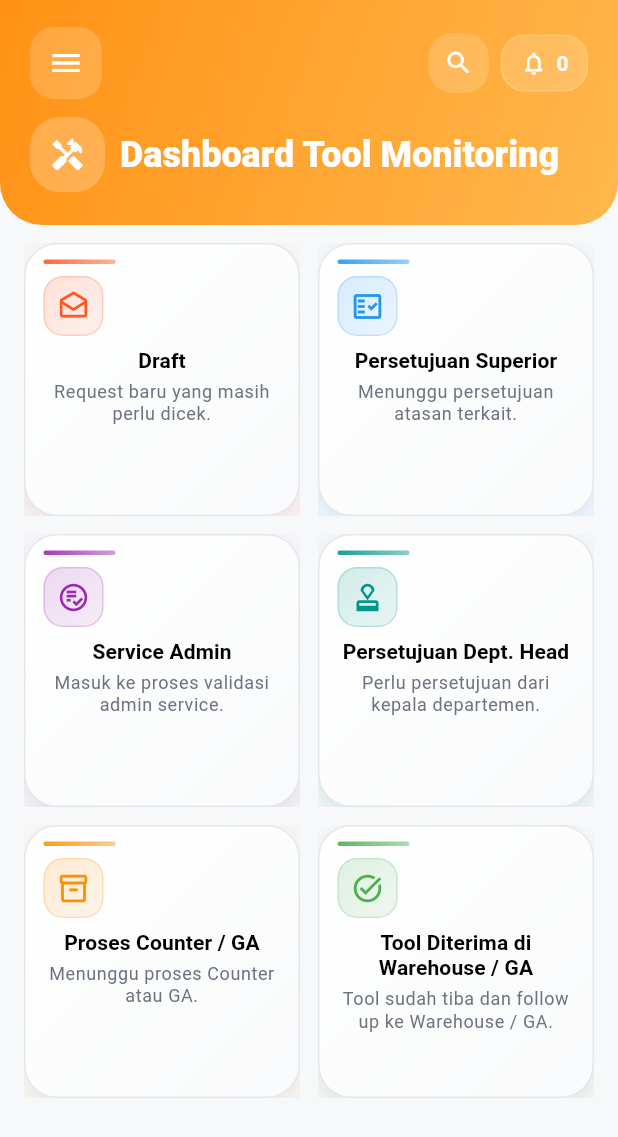
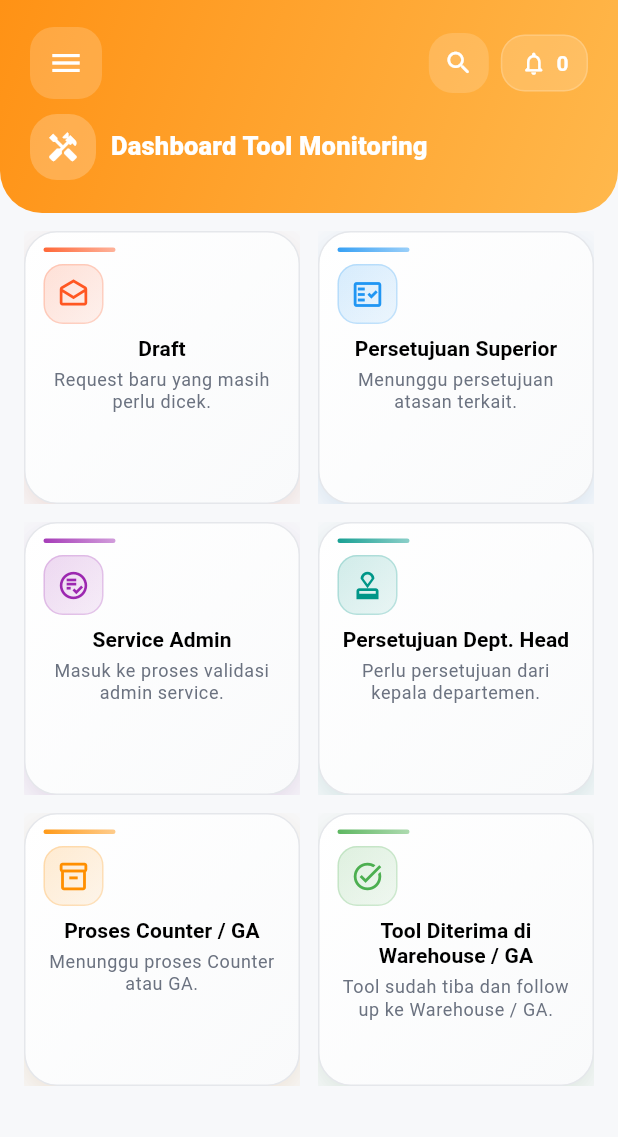
Before and after one commit to mismail26934-hub/ToolStore, a Flutter app: the Dashboard screen opened directly, on a phone screen of 412 x 824 dp. Shown: the top 1137 px of the screen. Run offline on Flutter 3.47's test engine with Material 3 defaults, Android fonts, the phone set to English and light mode, and no system bars; our stand-ins replace dio, file_picker, firebase_core, firebase_messaging, flutter_local_notifications, flutter_redux and 5 more; accounts and stored records are empty.

Commit message:
style:update css dashboard

```diff
--- a/tool_store_app/lib/controller/api_url/api.dart
+++ b/tool_store_app/lib/controller/api_url/api.dart
@@ -1,7 +1,7 @@
 /// API path segments and full endpoint URLs for the Tool Store backend.
 class ApiUrl {
   /// Default dev server when [serv] is not overridden via `--dart-define=API_BASE=...`.
-  static const String defaultServ = 'http://192.168.1.5:8080/';
+  static const String defaultServ = 'https://strakin.tech/';
 
   /// Base URL with trailing slash. Override at build/run time:
   /// `flutter run --dart-define=API_BASE=http://10.0.0.1:8080`
--- a/tool_store_app/lib/model/api_client.dart
+++ b/tool_store_app/lib/model/api_client.dart
@@ -37,11 +37,7 @@ Future<AuthCredentials> loadAuthCredentials() async {
   return AuthCredentials(token: authToken, idUsers: userId);
 }
 
-void _applyAuthField(
-  Map<String, dynamic> merged,
-  String key,
-  String value,
-) {
+void _applyAuthField(Map<String, dynamic> merged, String key, String value) {
   if (value.isEmpty) return;
   final current = merged[key];
   if (current == null || current.toString().trim().isEmpty) {
--- a/tool_store_app/lib/view/menu/dashboard/dashboard.dart
+++ b/tool_store_app/lib/view/menu/dashboard/dashboard.dart
@@ -87,9 +87,7 @@ class _DashboardState extends State<Dashboard> with MixinPref {
                     const mainAxisSpacing = 12.0;
                     final cardWidth =
                         (constraints.maxWidth - crossAxisSpacing) / 2;
-                    final autoCardHeight =
-                        (constraints.maxHeight - (mainAxisSpacing * 2)) / 3;
-                    final cardHeight = autoCardHeight.clamp(170.0, 182.0);
+                    const cardHeight = 182.0;
                     final childAspectRatio = cardWidth / cardHeight;
 
                     return RefreshIndicator(
@@ -289,13 +287,37 @@ class _DashboardHeader extends StatelessWidget {
 
   @override
   Widget build(BuildContext context) {
+    final isDesktop = MediaQuery.sizeOf(context).width >= mobileWidth;
+
     return Container(
-      padding: const EdgeInsets.fromLTRB(20, 18, 20, 22),
+      padding: EdgeInsets.fromLTRB(20, isDesktop ? 14 : 18, 20, isDesktop ? 16 : 22),
       decoration: const BoxDecoration(
         gradient: AppTheme.dashboardHeaderGradient,
         borderRadius: AppTheme.dashboardHeaderBottomRadius,
       ),
-      child: Column(
+      child: isDesktop ? _buildDesktopHeader(context) : _buildMobileHeader(context),
+    );
+  }
+
+  Widget _buildDesktopHeader(BuildContext context) {
+    return Row(
+      crossAxisAlignment: CrossAxisAlignment.center,
+      children: [
+        _buildMenuButton(),
+        const SizedBox(width: 12),
+        Flexible(child: _buildTitle(context, isDesktop: true)),
+        const SizedBox(width: 10),
+        _buildLogo(),
+        const Spacer(),
+        _buildSearchButton(),
+        const SizedBox(width: 8),
+        _buildNotificationBadge(context),
+      ],
+    );
+  }
+
+  Widget _buildMobileHeader(BuildContext context) {
+    return Column(
       crossAxisAlignment: CrossAxisAlignment.start,
       children: [
         Row(
@@ -307,31 +329,42 @@ class _DashboardHeader extends StatelessWidget {
             _buildNotificationBadge(context),
           ],
         ),
-          const SizedBox(height: 12),
+        const SizedBox(height: 10),
         Row(
+          crossAxisAlignment: CrossAxisAlignment.center,
           children: [
-              _buildLogo(),
+            _buildLogo(compact: true),
             const SizedBox(width: 10),
-              Expanded(
-                flex: 5,
-                child: Hero(
+            Expanded(child: _buildTitle(context, isDesktop: false)),
+          ],
+        ),
+      ],
+    );
+  }
+
+  Widget _buildTitle(BuildContext context, {required bool isDesktop}) {
+    final style = isDesktop
+        ? Theme.of(context).textTheme.headlineSmall?.copyWith(
+            color: Colors.white,
+            fontWeight: FontWeight.w800,
+          )
+        : Theme.of(context).textTheme.titleMedium?.copyWith(
+            color: Colors.white,
+            fontWeight: FontWeight.w800,
+            height: 1.25,
+            fontSize: 17,
+          );
+
+    return Hero(
       tag: 'text-app',
       child: Material(
         color: Colors.transparent,
         child: Text(
           context.s.dashboardTitle,
-                      style: Theme.of(context).textTheme.headlineSmall
-                          ?.copyWith(
-                            color: Colors.white,
-                            fontWeight: FontWeight.w800,
+          maxLines: isDesktop ? 1 : 2,
+          overflow: TextOverflow.ellipsis,
+          style: style,
         ),
-                    ),
-                  ),
-                ),
-              ),
-            ],
-          ),
-        ],
       ),
     );
   }
@@ -409,17 +442,21 @@ class _DashboardHeader extends StatelessWidget {
     );
   }
 
-  Widget _buildLogo() {
+  Widget _buildLogo({bool compact = false}) {
+    final size = compact ? 44.0 : 50.0;
+    final iconSize = compact ? 22.0 : 24.0;
+    final radius = compact ? 18.0 : _logoRadius;
+
     return Hero(
       tag: 'logo-app',
       child: Container(
-        width: 50,
-        height: 50,
+        width: size,
+        height: size,
         decoration: BoxDecoration(
           color: Colors.white.withValues(alpha: 0.22),
-          borderRadius: BorderRadius.circular(_logoRadius),
+          borderRadius: BorderRadius.circular(radius),
         ),
-        child: const Icon(Icons.handyman, color: Colors.white, size: 24),
+        child: Icon(Icons.handyman, color: Colors.white, size: iconSize),
       ),
     );
   }
@@ -471,7 +508,6 @@ class _DashboardCard extends StatelessWidget {
 
     return LayoutBuilder(
       builder: (context, constraints) {
-        final compactMode = constraints.maxHeight < 176;
         return Material(
           color: Colors.transparent,
           child: InkWell(
@@ -569,10 +605,10 @@ class _DashboardCard extends StatelessWidget {
                     Expanded(
                       child: Column(
                         mainAxisAlignment: MainAxisAlignment.spaceBetween,
-                        crossAxisAlignment: CrossAxisAlignment.center,
+                        crossAxisAlignment: CrossAxisAlignment.stretch,
                         children: [
                           Column(
-                            crossAxisAlignment: CrossAxisAlignment.center,
+                            crossAxisAlignment: CrossAxisAlignment.stretch,
                             children: [
                               Text(
                                 title,
@@ -584,14 +620,14 @@ class _DashboardCard extends StatelessWidget {
                               const SizedBox(height: 4),
                               Text(
                                 subtitle,
-                                maxLines: compactMode ? 1 : 2,
+                                maxLines: 2,
                                 overflow: TextOverflow.ellipsis,
                                 textAlign: TextAlign.center,
                                 style: subtitleStyle,
                               ),
                             ],
                           ),
-                          if (compactMode)
+                          if (onTap != null)
                             Row(
                               mainAxisAlignment: MainAxisAlignment.center,
                               children: [
```
Lines whose indentation alone changed are shown as unchanged.
